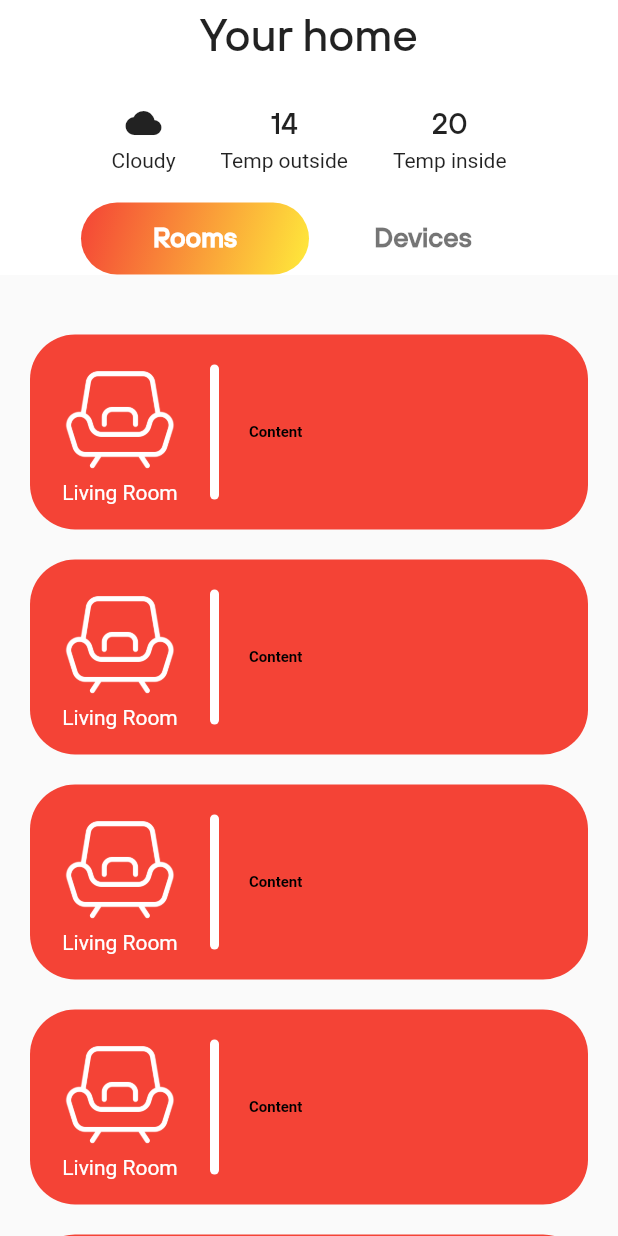
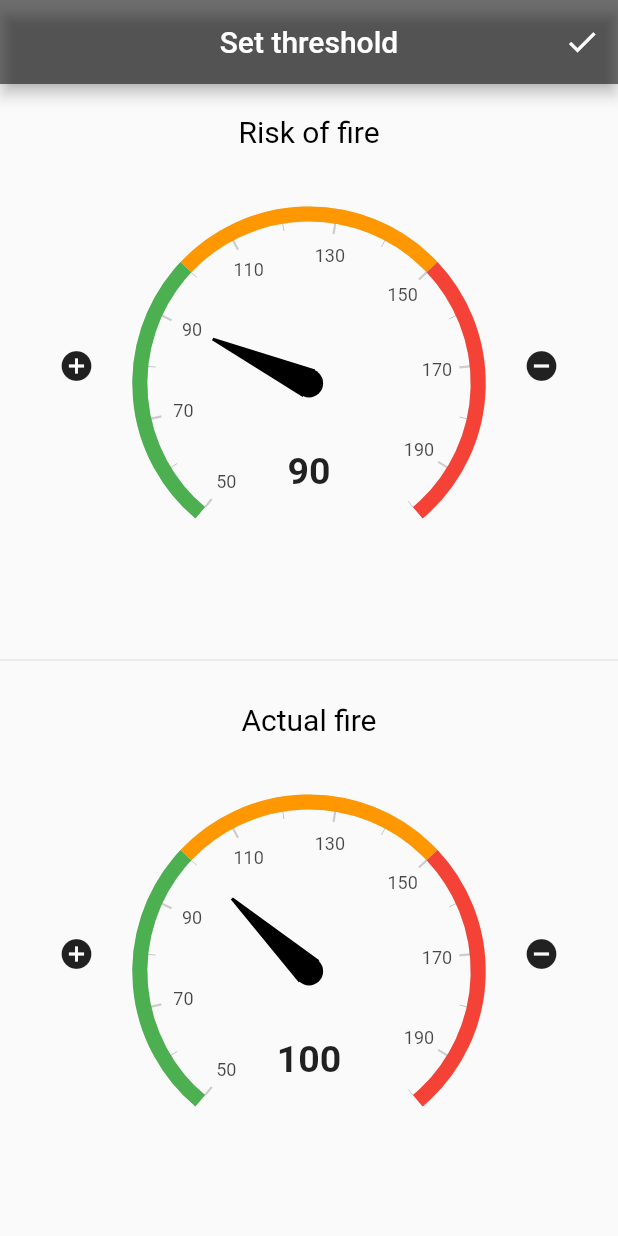
Before and after one commit to trunghieult1807/IOTsProject, a Flutter app: the screen it shows after launch, on a phone screen of 412 x 824 dp. Run offline on Flutter 3.47's test engine with Material 2 defaults, Android fonts, the phone set to English and light mode, and no system bars; drawn by our look-alikes of syncfusion_flutter_gauges; our stand-ins replace firebase_auth, firebase_core; accounts and stored records are empty; Roboto replaces fonts that are missing (theme).

Commit message:
adding threshold screen

```diff
--- a/fire_alarm_system/lib/main.dart
+++ b/fire_alarm_system/lib/main.dart
@@ -1,3 +1,4 @@
+import 'package:fire_alarm_system/ui/edit_threshold/screens/edit_threshold.dart';
 import 'package:fire_alarm_system/ui/homepage/nested_tab_bar.dart';
 import 'package:flutter/material.dart';
 import 'package:fire_alarm_system/ui/auth/screens/auth_screen.dart';
@@ -37,12 +38,13 @@ class MyApp extends StatelessWidget {
           ),
         ),
       ),
-      home: NestedTabBar(),
+      home: EditThreshold(),
       routes: {
         'intro': (context) => IntroScreen(),
         'home': (context) => NestedTabBar(),
         'login': (context) => AuthScreen(authType: AuthType.login),
         'register': (context) => AuthScreen(authType: AuthType.register),
+        'edit_threshold': (context) => EditThreshold(),
       },
     );
   }
--- /dev/null
+++ b/fire_alarm_system/lib/ui/edit_threshold/screens/edit_threshold.dart
@@ -0,0 +1,111 @@
+import 'package:fire_alarm_system/ui/edit_threshold/widgets/temp_bar.dart';
+import 'package:flutter/material.dart';
+
+class EditThreshold extends StatefulWidget {
+  // This widget is the home page of your application. It is stateful, meaning
+  // that it has a State object (defined below) that contains fields that affect
+  // how it looks.
+
+  // This class is the configuration for the state. It holds the values (in this
+  // case the title) provided by the parent (in this case the App widget) and
+  // used by the build method of the State. Fields in a Widget subclass are
+  // always marked "final".
+
+  @override
+  _EditThresholdState createState() => new _EditThresholdState();
+}
+
+class _EditThresholdState extends State<EditThreshold> {
+  int cur_risk = 90;
+  int cur_actual = 100;
+
+  void handleClick(bool isIncrease, bool isRisk) {
+    if (isIncrease) {
+      setState(() {
+        if (isRisk) {
+          cur_risk += 1;
+        } else {
+          cur_actual += 1;
+        }
+      });
+    } else {
+      setState(() {
+        if (isRisk) {
+          cur_risk -= 1;
+        } else {
+          cur_actual -= 1;
+        }
+      });
+    }
+  }
+
+  void handleSave() {
+    print("set risk threshold to: $cur_risk");
+    print("set actual fire threshold to: $cur_actual");
+  }
+
+  @override
+  Widget build(BuildContext context) {
+    return new Scaffold(
+        appBar: new AppBar(
+          centerTitle: true,
+          backgroundColor: Colors.black54,
+          title: Text("Set threshold"),
+          actions: [IconButton(icon: Icon(Icons.check), onPressed: handleSave)],
+        ),
+        body: new Column(
+          children: <Widget>[
+            Expanded(
+              child: new Padding(
+                  padding: new EdgeInsets.all(20.0),
+                  child: new Row(
+                    mainAxisSize: MainAxisSize.min,
+                    crossAxisAlignment: CrossAxisAlignment.center,
+                    children: <Widget>[
+                      Expanded(
+                        child: IconButton(
+                            icon: Icon(Icons.add_circle),
+                            onPressed: () => handleClick(true, true)),
+                        flex: 1,
+                      ),
+                      Expanded(
+                          child: TempBar(
+                              currValue: cur_risk, title: 'Risk of fire'),
+                          flex: 4),
+                      Expanded(
+                          child: IconButton(
+                              icon: Icon(Icons.remove_circle),
+                              onPressed: () => handleClick(false, true)),
+                          flex: 1)
+                    ],
+                  )),
+            ),
+            Divider(),
+            Expanded(
+                child: new Padding(
+                    padding: new EdgeInsets.all(20.0),
+                    child: new Row(
+                      mainAxisSize: MainAxisSize.min,
+                      crossAxisAlignment: CrossAxisAlignment.center,
+                      children: <Widget>[
+                        Expanded(
+                          child: IconButton(
+                              icon: Icon(Icons.add_circle),
+                              onPressed: () => handleClick(true, false)),
+                          flex: 1,
+                        ),
+                        Expanded(
+                            child: TempBar(
+                                currValue: cur_actual, title: 'Actual fire'),
+                            flex: 4),
+                        Expanded(
+                            child: IconButton(
+                                icon: Icon(Icons.remove_circle),
+                                onPressed: () => handleClick(false, false)),
+                            flex: 1)
+                      ],
+                    ))),
+          ],
+        ));
+  }
+}
--- /dev/null
+++ b/fire_alarm_system/lib/ui/edit_threshold/widgets/temp_bar.dart
@@ -0,0 +1,34 @@
+import 'package:flutter/material.dart';
+import 'package:syncfusion_flutter_gauges/gauges.dart';
+
+class TempBar extends StatelessWidget {
+  TempBar({Key key, @required this.currValue, @required this.title})
+      : super(key: key);
+
+  final int currValue;
+  final String title;
+
+  @override
+  Widget build(BuildContext context) {
+    return SfRadialGauge(
+      axes: <RadialAxis>[
+        RadialAxis(minimum: 50, maximum: 200, ranges: <GaugeRange>[
+          GaugeRange(startValue: 50, endValue: 100, color: Colors.green),
+          GaugeRange(startValue: 100, endValue: 150, color: Colors.orange),
+          GaugeRange(startValue: 150, endValue: 200, color: Colors.red)
+        ], pointers: <GaugePointer>[
+          NeedlePointer(value: currValue.toDouble())
+        ], annotations: <GaugeAnnotation>[
+          GaugeAnnotation(
+              widget: Container(
+                  child: Text(currValue.toString(),
+                      style: TextStyle(
+                          fontSize: 25, fontWeight: FontWeight.bold))),
+              angle: 90,
+              positionFactor: 0.5)
+        ]),
+      ],
+      title: GaugeTitle(text: title, textStyle: TextStyle(fontSize: 20)),
+    );
+  }
+}
--- a/fire_alarm_system/pubspec.yaml
+++ b/fire_alarm_system/pubspec.yaml
@@ -14,6 +14,7 @@ dependencies:
   cupertino_icons: ^1.0.2
   firebase_auth: ^1.1.2
   firebase_core: ^1.1.0
+  syncfusion_flutter_gauges: ^19.1.59
 
 dev_dependencies:
   flutter_test:
```
Also changed, not shown: fire_alarm_system/pubspec.lock.
